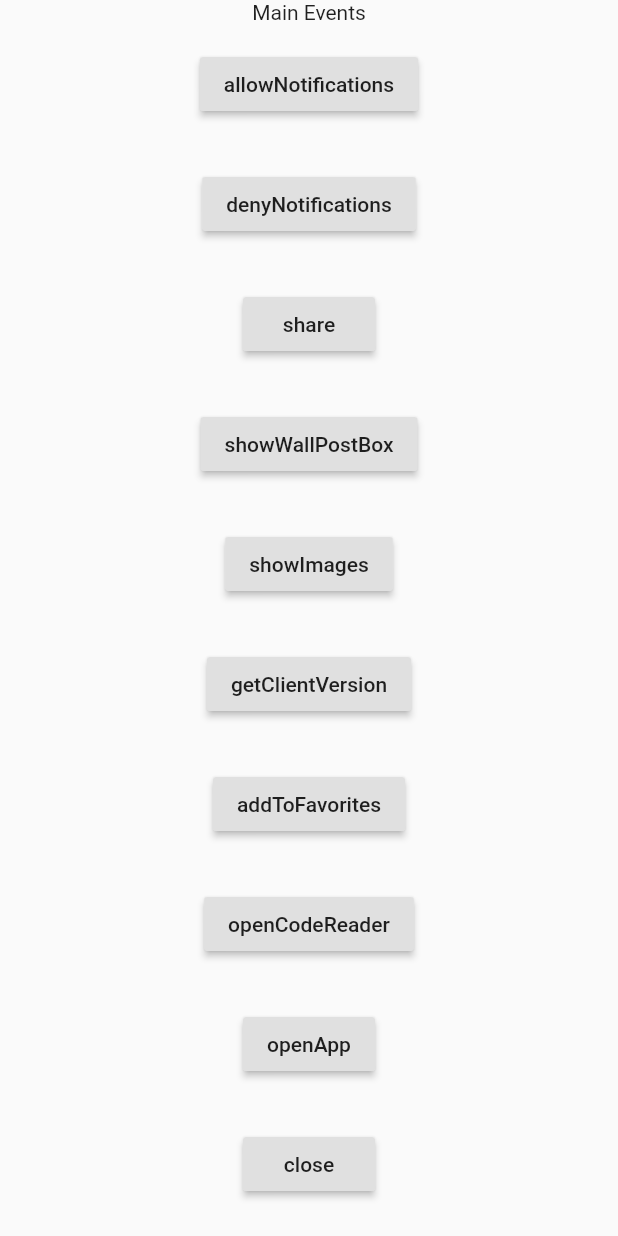
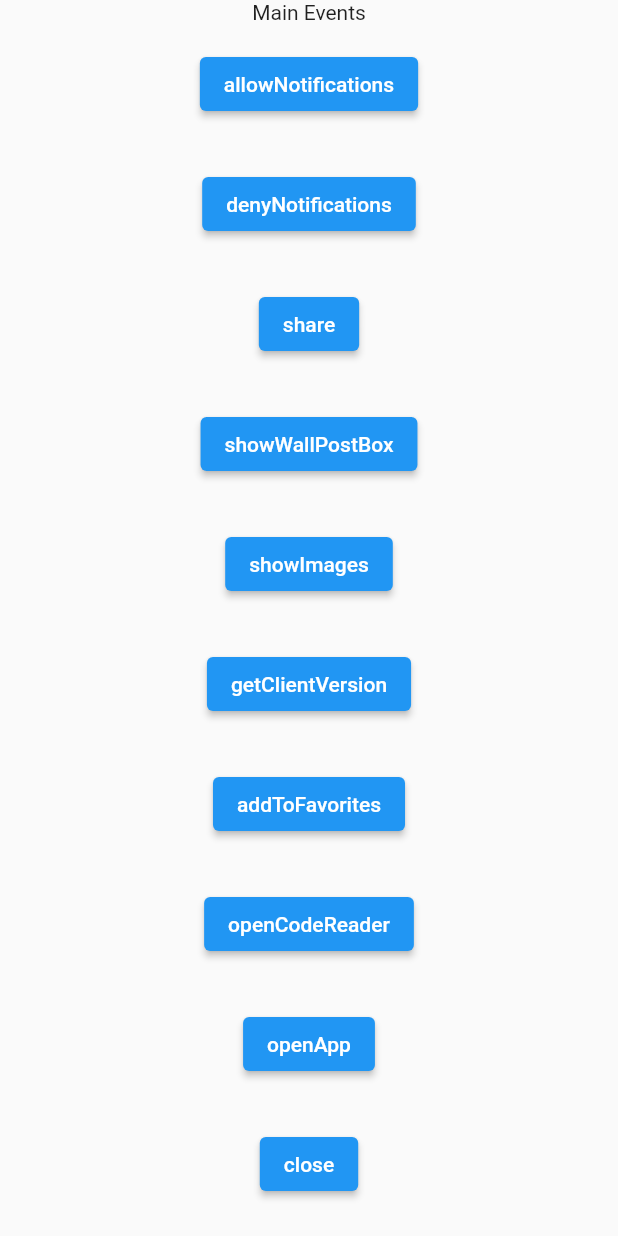
Before and after one commit to optimist-dev/vk_bridge, a Flutter app: the screen it shows after launch, on a phone screen of 412 x 824 dp. Run offline on Flutter 3.47's test engine with Material 2 defaults, Android fonts, the phone set to English and light mode, and no system bars; our stand-ins replace built_collection, built_value, js, rxdart; missing offline and left inert: dart:html, dart:js, dart:js_util; statements that could not run were skipped.

Commit message:
migrate example to null safety fix lint warnings

```diff
--- a/example/lib/examples_page.dart
+++ b/example/lib/examples_page.dart
@@ -1,6 +1,7 @@
 import 'package:flutter/material.dart';
 import 'package:vk_bridge/vk_bridge.dart';
 
+/// Main page of example app
 class ExamplesPage extends StatefulWidget {
   @override
   _ExamplesPageState createState() => _ExamplesPageState();
@@ -180,8 +181,8 @@ class _ExamplesPageState extends State<ExamplesPage> {
                 call: (it) => it.showCommunityWidgetPreviewBox(
                     groupId: _vkMiniAppGroupId, type: 'text', code: '''
                 "return {
-    \"title\": \"Цитата\",
-    \"text\": \"Текст цитаты\"
+    "title": "Цитата",
+    "text": "Текст цитаты"
 };"
 '''),
               ),
@@ -208,9 +209,9 @@ class _ExamplesPageState extends State<ExamplesPage> {
               _button(
                 title: 'setViewSettings',
                 call: (it) => it.setViewSettings(
-                  statusBarStyle: "light",
-                  actionBarColor: "#ff00ff",
-                  navigationBarColor: "#ff0000",
+                  statusBarStyle: 'light',
+                  actionBarColor: '#ff00ff',
+                  navigationBarColor: '#ff0000',
                 ),
               ),
               _button(
@@ -234,7 +235,7 @@ class _ExamplesPageState extends State<ExamplesPage> {
               const Text('Interacting with Taptic Engine'),
               _button(
                 title: 'tapticNotificationOccurred',
-                call: (it) => it.tapticNotificationOccurred("error"),
+                call: (it) => it.tapticNotificationOccurred('error'),
               ),
               _button(
                 title: 'tapticSelectionChanged',
@@ -290,19 +291,19 @@ class _ExamplesPageState extends State<ExamplesPage> {
   }
 
   Widget _button({
-    @required String title,
-    @required Future<Object> Function(VKBridge vkBridge) call,
+    required String title,
+    required Future<dynamic> Function(VKBridge vkBridge) call,
   }) {
     return Padding(
       padding: const EdgeInsets.all(16),
-      child: RaisedButton(
+      child: ElevatedButton(
         child: Text(title),
         onPressed: () => _callVKBridge(call),
       ),
     );
   }
 
-  void _callVKBridge(Future<Object> Function(VKBridge vkBridge) call) {
+  void _callVKBridge(Future<dynamic> Function(VKBridge vkBridge) call) {
     try {
       call(VKBridge.instance).then(_showResult).catchError(_showErrorDialog);
     } catch (e) {
@@ -310,7 +311,7 @@ class _ExamplesPageState extends State<ExamplesPage> {
     }
   }
 
-  void _showResult(Object result) {
+  void _showResult(dynamic result) {
     if (result == null) {
       return;
     }
--- a/example/pubspec.yaml
+++ b/example/pubspec.yaml
@@ -4,7 +4,7 @@ version: 1.0.0+1
 publish_to: none
 
 environment:
-  sdk: ">=2.7.0 <3.0.0"
+  sdk: '>=2.12.0 <3.0.0'
 
 dependencies:
   flutter:
```
Also changed, not shown: example/pubspec.lock.
